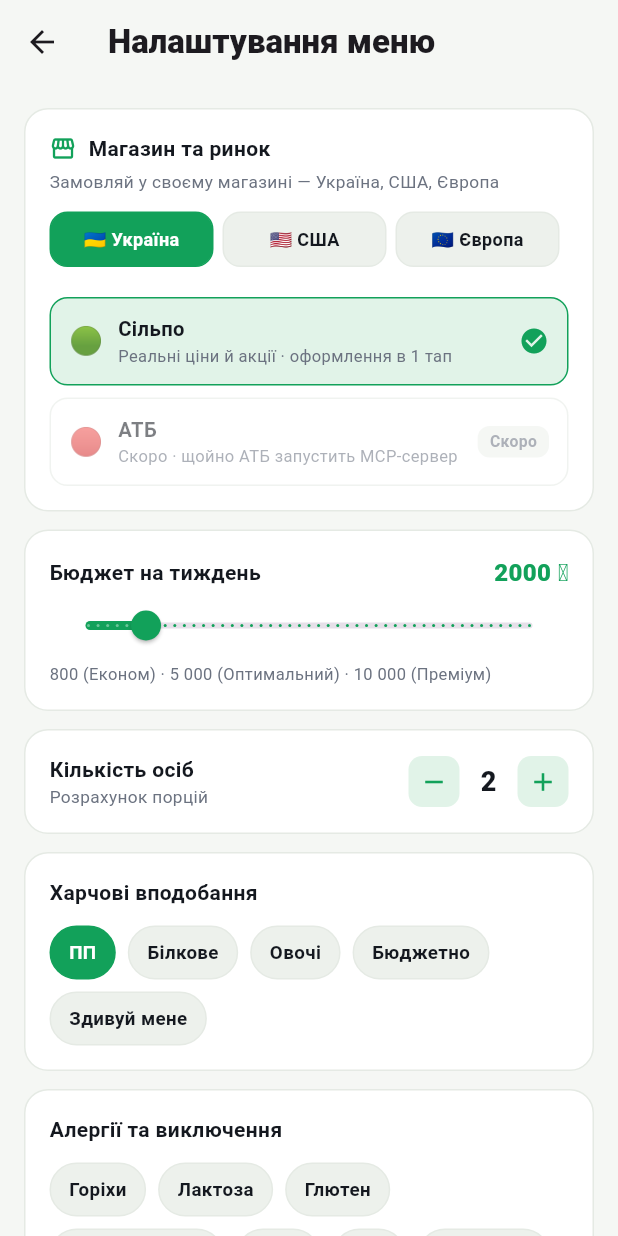
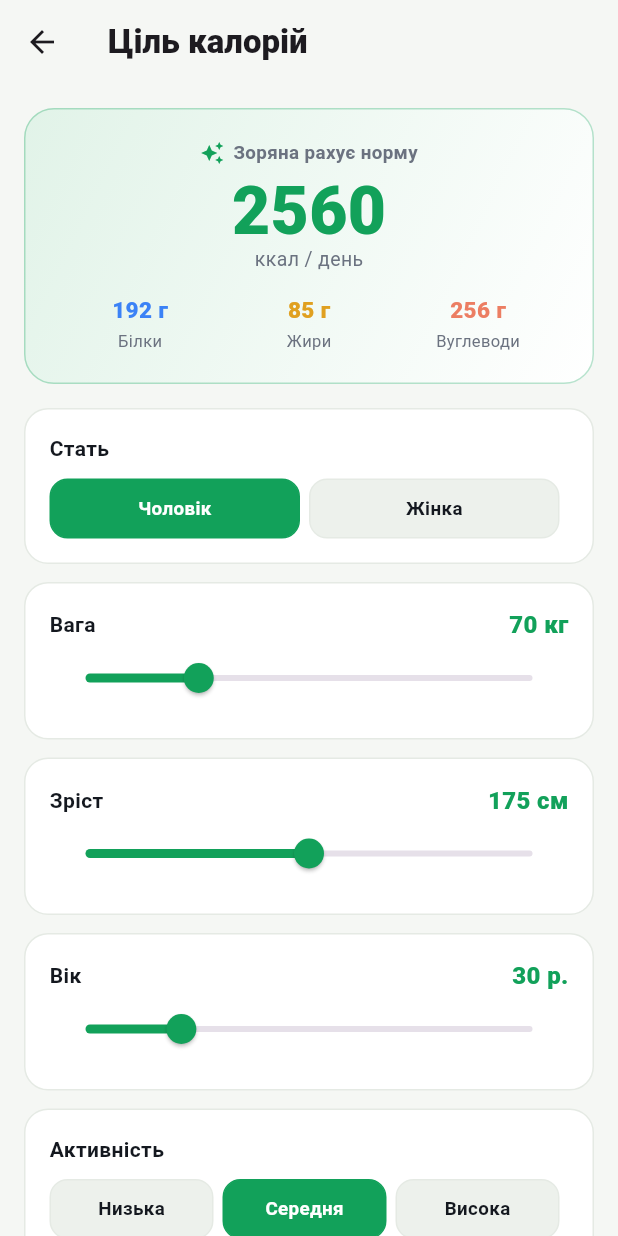
Before and after one commit to yevheniiGrabar/mobile-app, a Flutter app: the ProfileScreen widget shown alone on an empty page, opened directly, after a tap on "Цілі калорій", on a phone screen of 412 x 824 dp. Run offline on Flutter 3.47's test engine with Material 3 defaults, Android fonts, the phone set to English and light mode, and no system bars; our stand-ins replace fl_chart; network calls fail.

Commit message:
feat(app): dedicated Calorie Goal page (weight/height/goal → kcal)
- CalorieGoalScreen: sex/weight/height/age/activity/goal inputs → live daily
  kcal via Mifflin-St Jeor + activity & goal factors + macro split (30/30/40)
- DiaryStore.goalKcal now dynamic; macro goals derived from it; applyGoal()
  persists metrics + goal and updates the home ring/macros
- Profile «Цілі калорій» row opens the page and shows the live goal
- Verified: male 70/175/30/moderate/maintain → 2560; Жінка → 2300 (live)

```diff
--- a/lib/data/diary.dart
+++ b/lib/data/diary.dart
@@ -18,8 +18,38 @@
 
   final List<DiaryEntry> today = [];
 
-  // Денні цілі (демо; підключимо Mifflin-St Jeor з профілю).
-  static const int goalKcal = 1900, goalProtein = 100, goalFat = 60, goalCarbs = 250;
+  // Денна ціль калорій — розраховується на екрані «Цілі калорій» (Mifflin-St Jeor).
+  static int goalKcal = 1900;
+  // Макро-цілі похідні від калорій (Б30% / Ж30% / В40%).
+  static int get goalProtein => (goalKcal * 0.30 / 4).round();
+  static int get goalFat => (goalKcal * 0.30 / 9).round();
+  static int get goalCarbs => (goalKcal * 0.40 / 4).round();
+
+  // Метрики користувача (демо-стан, щоб екран памʼятав введене).
+  static int weightKg = 70, heightCm = 175, age = 30;
+  static bool isMale = true;
+  static String activity = 'moderate'; // low | moderate | high
+  static String goalMode = 'maintain'; // lose | maintain | gain
+
+  /// Зберегти метрики + розраховану ціль (оновлює кільце на Головній).
+  void applyGoal({
+    required int weightKg,
+    required int heightCm,
+    required int age,
+    required bool isMale,
+    required String activity,
+    required String goalMode,
+    required int kcal,
+  }) {
+    DiaryStore.weightKg = weightKg;
+    DiaryStore.heightCm = heightCm;
+    DiaryStore.age = age;
+    DiaryStore.isMale = isMale;
+    DiaryStore.activity = activity;
+    DiaryStore.goalMode = goalMode;
+    DiaryStore.goalKcal = kcal;
+    notifyListeners();
+  }
 
   int get kcal => today.fold(0, (s, e) => s + e.kcal);
   int get protein => today.fold(0, (s, e) => s + e.protein);
--- /dev/null
+++ b/lib/screens/calorie_goal_screen.dart
@@ -0,0 +1,147 @@
+import 'package:flutter/material.dart';
+import '../theme.dart';
+import '../data/diary.dart';
+
+/// Ціль калорій: вага/зріст/вік/стать/активність/ціль → денна норма
+/// (формула Міффліна-Сан-Жеора). Оновлює кільце калорій на Головній.
+class CalorieGoalScreen extends StatefulWidget {
+  const CalorieGoalScreen({super.key});
+  @override
+  State<CalorieGoalScreen> createState() => _CalorieGoalScreenState();
+}
+
+class _CalorieGoalScreenState extends State<CalorieGoalScreen> {
+  late bool _male = DiaryStore.isMale;
+  late int _weight = DiaryStore.weightKg;
+  late int _height = DiaryStore.heightCm;
+  late int _age = DiaryStore.age;
+  late String _activity = DiaryStore.activity;
+  late String _goal = DiaryStore.goalMode;
+
+  static const _activityFactors = {'low': 1.375, 'moderate': 1.55, 'high': 1.725};
+  static const _goalFactors = {'lose': 0.85, 'maintain': 1.0, 'gain': 1.12};
+
+  /// Mifflin-St Jeor → BMR → TDEE → ціль (округлення до 10 ккал).
+  int get _target {
+    final bmr = _male
+        ? (10 * _weight + 6.25 * _height - 5 * _age + 5)
+        : (10 * _weight + 6.25 * _height - 5 * _age - 161);
+    final tdee = bmr * (_activityFactors[_activity] ?? 1.55);
+    final target = tdee * (_goalFactors[_goal] ?? 1.0);
+    return (target / 10).round() * 10;
+  }
+
+  int _macro(double share, double perGram) => (_target * share / perGram).round();
+
+  @override
+  Widget build(BuildContext context) {
+    final kcal = _target;
+    return Scaffold(
+      backgroundColor: AppColors.bg,
+      appBar: AppBar(backgroundColor: AppColors.bg, elevation: 0, leading: const BackButton(),
+        title: const Text('Ціль калорій', style: TextStyle(fontWeight: FontWeight.w800))),
+      body: ListView(padding: const EdgeInsets.all(16), children: [
+        // Результат
+        Container(
+          padding: const EdgeInsets.all(20),
+          decoration: BoxDecoration(
+            borderRadius: BorderRadius.circular(20),
+            gradient: const LinearGradient(begin: Alignment.topLeft, end: Alignment.bottomRight, colors: [AppColors.accentSoft, AppColors.surface]),
+            border: Border.all(color: AppColors.accent.withValues(alpha: 0.3))),
+          child: Column(children: [
+            Row(mainAxisAlignment: MainAxisAlignment.center, children: [
+              const Icon(Icons.auto_awesome, size: 16, color: AppColors.accent),
+              const SizedBox(width: 6),
+              const Text('Зоряна рахує норму', style: TextStyle(fontSize: 12.5, color: AppColors.muted, fontWeight: FontWeight.w600)),
+            ]),
+            const SizedBox(height: 8),
+            Text('$kcal', style: const TextStyle(fontSize: 44, fontWeight: FontWeight.w900, color: AppColors.accent, height: 1)),
+            const Text('ккал / день', style: TextStyle(fontSize: 13, color: AppColors.muted)),
+            const SizedBox(height: 14),
+            Row(children: [
+              _macroChip('Білки', '${_macro(0.30, 4)} г', AppColors.blue),
+              _macroChip('Жири', '${_macro(0.30, 9)} г', AppColors.amber),
+              _macroChip('Вуглеводи', '${_macro(0.40, 4)} г', AppColors.carbs),
+            ]),
+          ]),
+        ),
+        const SizedBox(height: 16),
+
+        _card(child: _segmented('Стать', {'Чоловік': true, 'Жінка': false}, _male, (v) => setState(() => _male = v))),
+        _slider('Вага', _weight, 40, 160, 'кг', (v) => setState(() => _weight = v)),
+        _slider('Зріст', _height, 140, 210, 'см', (v) => setState(() => _height = v)),
+        _slider('Вік', _age, 14, 90, 'р.', (v) => setState(() => _age = v)),
+        _card(child: _segmented('Активність', {'Низька': 'low', 'Середня': 'moderate', 'Висока': 'high'}, _activity, (v) => setState(() => _activity = v))),
+        _card(child: _segmented('Ціль', {'Схуднення': 'lose', 'Підтримка': 'maintain', 'Набір': 'gain'}, _goal, (v) => setState(() => _goal = v))),
+
+        const SizedBox(height: 8),
+        SizedBox(width: double.infinity, child: FilledButton.icon(
+          onPressed: () {
+            DiaryStore.instance.applyGoal(
+              weightKg: _weight, heightCm: _height, age: _age, isMale: _male,
+              activity: _activity, goalMode: _goal, kcal: kcal,
+            );
+            ScaffoldMessenger.of(context).showSnackBar(SnackBar(
+              content: Text('Ціль збережено: $kcal ккал/день'), duration: const Duration(seconds: 2)));
+            Navigator.of(context).pop();
+          },
+          style: FilledButton.styleFrom(backgroundColor: AppColors.accent, foregroundColor: AppColors.accentInk, padding: const EdgeInsets.symmetric(vertical: 15)),
+          icon: const Icon(Icons.check),
+          label: const Text('Зберегти ціль', style: TextStyle(fontWeight: FontWeight.w800)),
+        )),
+        const SizedBox(height: 8),
+        const Center(child: Text('Формула Міффліна-Сан-Жеора · рекомендація, не медична порада',
+          style: TextStyle(fontSize: 10.5, color: AppColors.muted))),
+        const SizedBox(height: 24),
+      ]),
+    );
+  }
+
+  Widget _card({required Widget child}) => Container(
+    margin: const EdgeInsets.only(bottom: 12), padding: const EdgeInsets.all(16),
+    decoration: BoxDecoration(color: AppColors.surface, borderRadius: BorderRadius.circular(16), border: Border.all(color: AppColors.line)),
+    child: child);
+
+  Widget _slider(String label, int val, int min, int max, String unit, ValueChanged<int> onChanged) => _card(
+    child: Column(crossAxisAlignment: CrossAxisAlignment.start, children: [
+      Row(mainAxisAlignment: MainAxisAlignment.spaceBetween, children: [
+        Text(label, style: const TextStyle(fontWeight: FontWeight.w700)),
+        Text('$val $unit', style: const TextStyle(color: AppColors.accent, fontWeight: FontWeight.w800, fontSize: 16)),
+      ]),
+      Slider(value: val.toDouble(), min: min.toDouble(), max: max.toDouble(),
+        divisions: max - min, activeColor: AppColors.accent,
+        onChanged: (v) => onChanged(v.round())),
+    ]),
+  );
+
+  Widget _segmented<T>(String title, Map<String, T> options, T selected, ValueChanged<T> onChanged) {
+    return Column(crossAxisAlignment: CrossAxisAlignment.start, children: [
+      Text(title, style: const TextStyle(fontWeight: FontWeight.w700)),
+      const SizedBox(height: 10),
+      Row(children: [
+        for (final e in options.entries) ...[
+          Expanded(child: GestureDetector(
+            onTap: () => onChanged(e.value),
+            child: Container(
+              margin: const EdgeInsets.only(right: 6),
+              padding: const EdgeInsets.symmetric(vertical: 10),
+              alignment: Alignment.center,
+              decoration: BoxDecoration(
+                color: selected == e.value ? AppColors.accent : AppColors.surface2,
+                borderRadius: BorderRadius.circular(12),
+                border: Border.all(color: selected == e.value ? AppColors.accent : AppColors.line)),
+              child: Text(e.key, style: TextStyle(fontSize: 12.5, fontWeight: FontWeight.w700,
+                color: selected == e.value ? AppColors.accentInk : AppColors.text)),
+            ),
+          )),
+        ],
+      ]),
+    ]);
+  }
+
+  Widget _macroChip(String l, String v, Color c) => Expanded(child: Column(children: [
+    Text(v, style: TextStyle(fontWeight: FontWeight.w900, fontSize: 15, color: c)),
+    const SizedBox(height: 2),
+    Text(l, style: const TextStyle(fontSize: 11, color: AppColors.muted)),
+  ]));
+}
--- a/lib/screens/profile_screen.dart
+++ b/lib/screens/profile_screen.dart
@@ -2,7 +2,9 @@
 import 'package:fl_chart/fl_chart.dart';
 import '../theme.dart';
 import '../data/stores.dart';
+import '../data/diary.dart';
 import '../widgets/silpo_connection_card.dart';
+import 'calorie_goal_screen.dart';
 import 'menu_settings_screen.dart';
 import 'subscription_screen.dart';
 
@@ -33,7 +35,8 @@
           _statsCard(totalKcal, totalSpend),
           const SizedBox(height: 20),
           _group('НАЛАШТУВАННЯ', [
-            _row(context, Icons.track_changes, 'Цілі калорій', '1 900 ккал', () => _openSettings(context)),
+            _row(context, Icons.track_changes, 'Цілі калорій', '${DiaryStore.goalKcal} ккал',
+              () => Navigator.of(context).push(MaterialPageRoute(builder: (_) => const CalorieGoalScreen()))),
             _row(context, Icons.groups_outlined, 'Склад сім\'ї', '2 особи', () => _openSettings(context)),
             _row(context, Icons.eco_outlined, 'Раціон і алергії', '2 фільтри', () => _openSettings(context)),
           ]),
```
